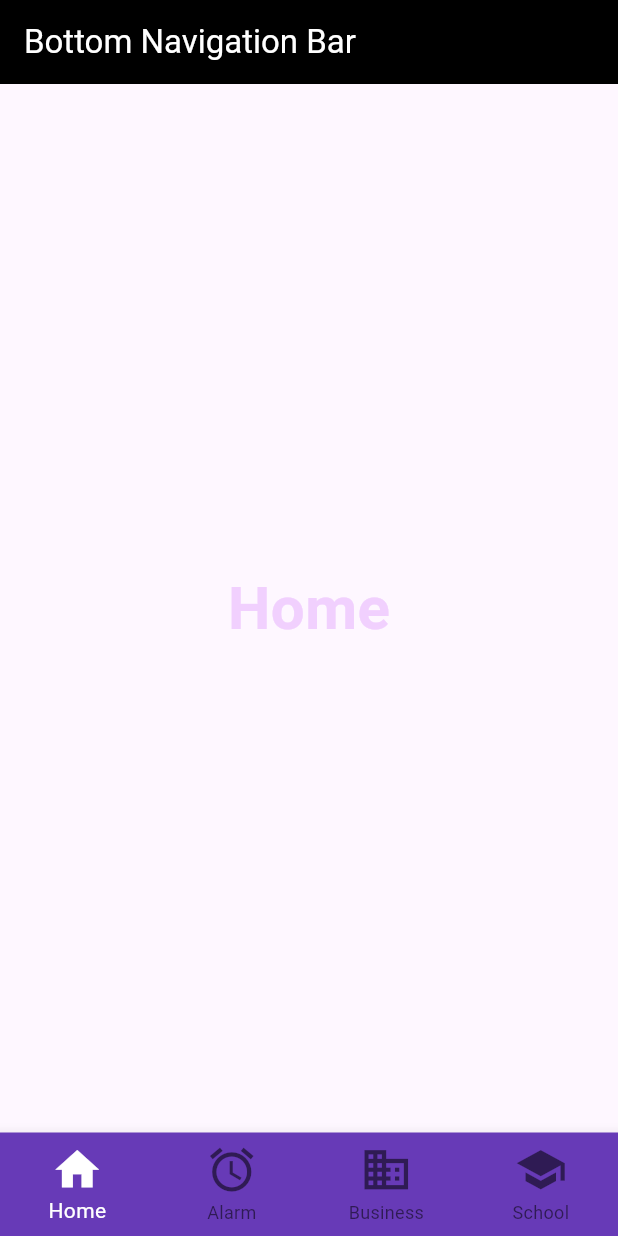
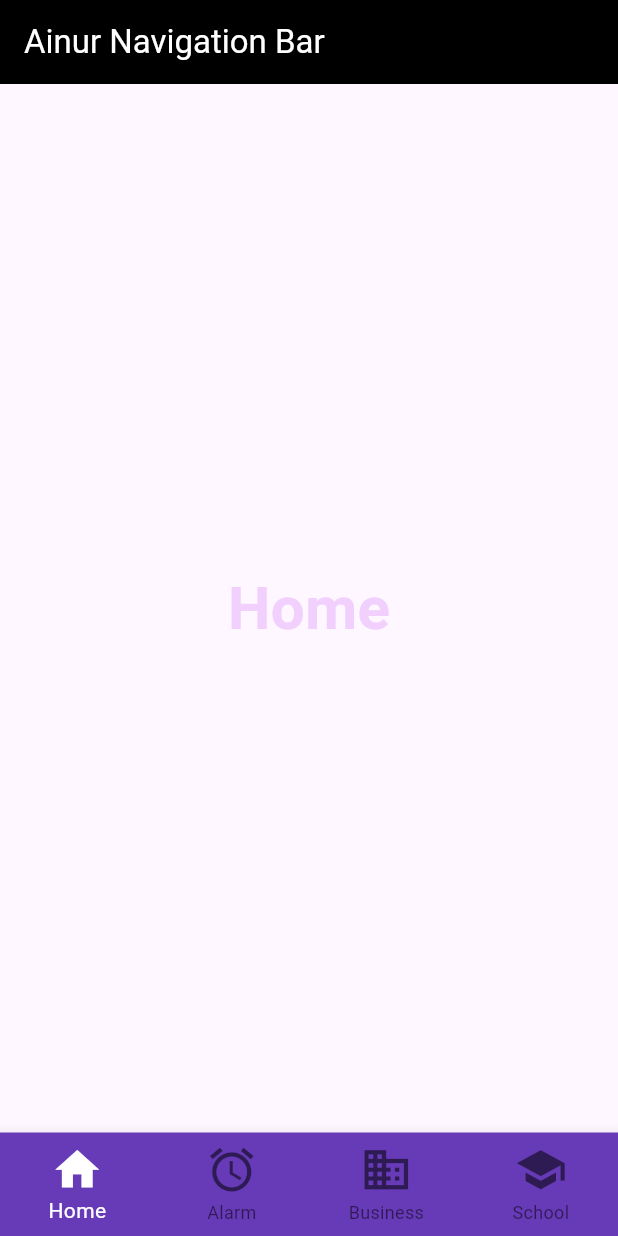
Before and after one commit to ainurxo/TMA3084_G02_103158_Lab05_Lesson07, a Flutter app: the screen it shows after launch, on a phone screen of 412 x 824 dp. Run offline on Flutter 3.47's test engine with Material 3 defaults, Android fonts, the phone set to English and light mode, and no system bars.

Commit message:
feat: update navigation bar title to Ainur

```diff
--- a/lab01/lib/main.dart
+++ b/lab01/lib/main.dart
@@ -1,4 +1,5 @@
 import 'package:flutter/material.dart';
+
 import 'screen1.dart';
 import 'screen2.dart';
 import 'screen3.dart';
@@ -40,7 +41,7 @@ class _BottomNaviLabState extends State<BottomNaviLab> {
   Widget build(BuildContext context) {
     return Scaffold(
       appBar: AppBar(
-        title: Text("Bottom Navigation Bar"),
+        title: Text("Ainur Navigation Bar"),
         backgroundColor: Colors.black,
         foregroundColor: Colors.white,
       ),
@@ -59,22 +60,13 @@ class _BottomNaviLabState extends State<BottomNaviLab> {
           });
         },
         items: const [
-          BottomNavigationBarItem(
-            icon: Icon(Icons.home),
-            label: "Home",
-          ),
-          BottomNavigationBarItem(
-            icon: Icon(Icons.alarm),
-            label: "Alarm",
-          ),
+          BottomNavigationBarItem(icon: Icon(Icons.home), label: "Home"),
+          BottomNavigationBarItem(icon: Icon(Icons.alarm), label: "Alarm"),
           BottomNavigationBarItem(
             icon: Icon(Icons.business),
             label: "Business",
           ),
-          BottomNavigationBarItem(
-            icon: Icon(Icons.school),
-            label: "School",
-          ),
+          BottomNavigationBarItem(icon: Icon(Icons.school), label: "School"),
         ],
       ),
     );
```
